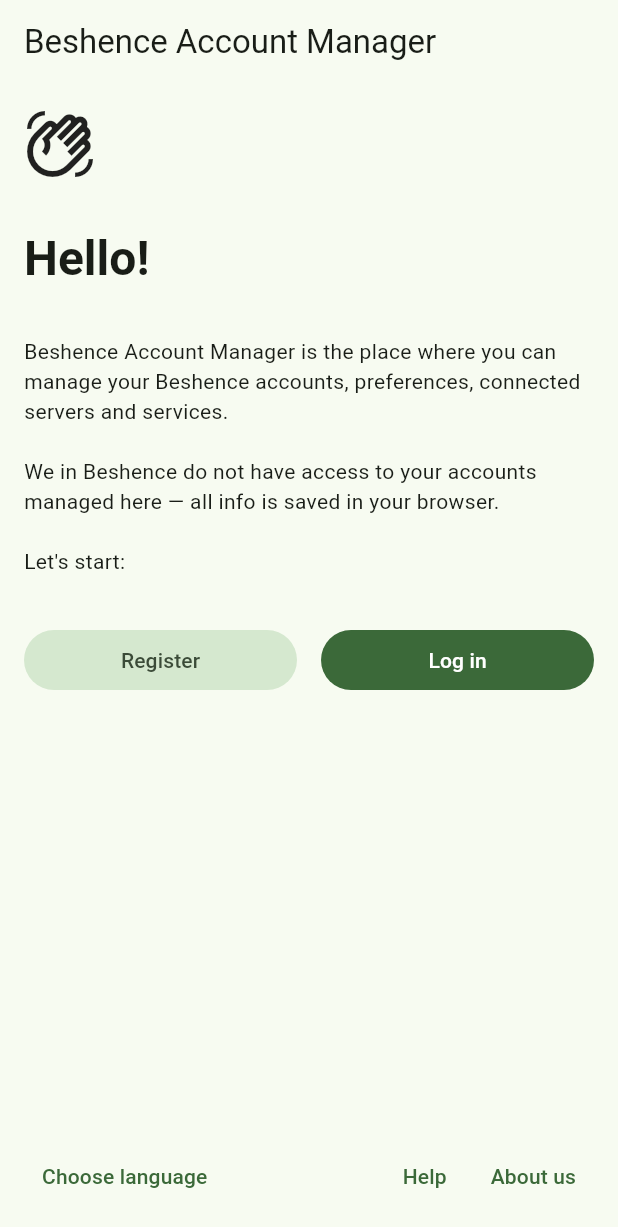
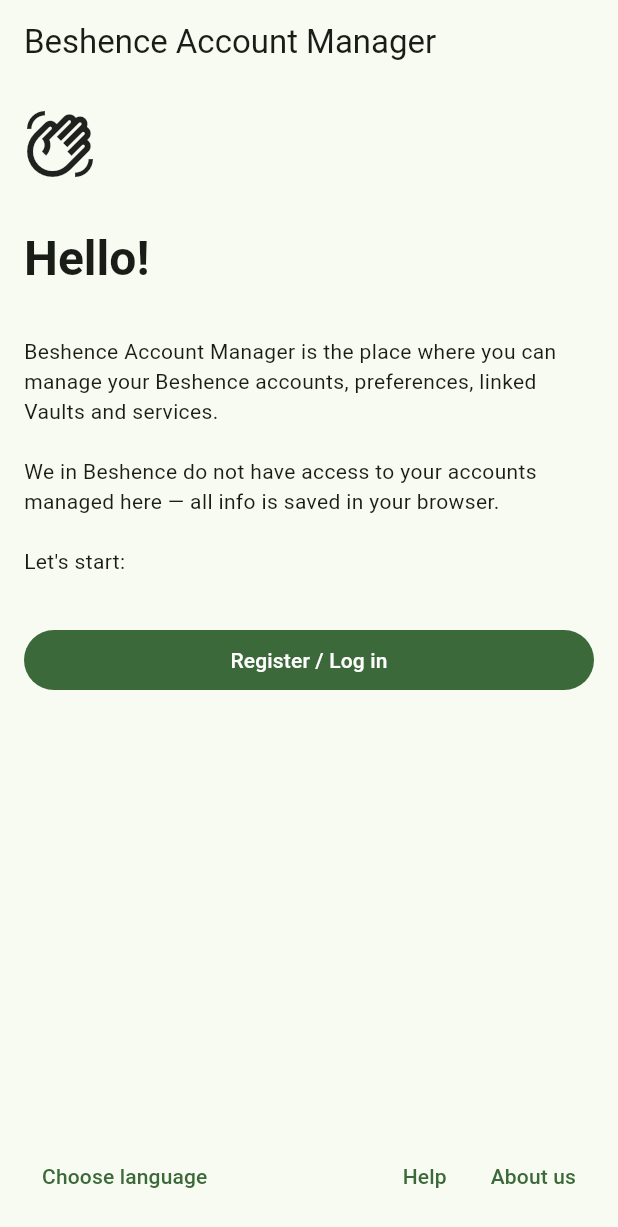
Before and after one commit to vyacheslavbytsko/Account-Manager, a Flutter app: the screen it shows after launch, on a phone screen of 412 x 824 dp. Shown: the top 1227 px of the screen. Run offline on Flutter 3.47's test engine with Material 3 defaults, Android fonts, the light colour scheme and no system bars; drawn by our look-alikes of dynamic_color; our stand-ins replace go_router.

Commit message:
i did something

```diff
--- a/lib/main.dart
+++ b/lib/main.dart
@@ -1,5 +1,7 @@
-import 'package:beshence_account_manager/screens/enroll_screen.dart';
-import 'package:beshence_account_manager/screens/redirect_screen.dart';
+import 'package:beshence_account_manager/screens/choose_vault_screen.dart';
+import 'package:beshence_account_manager/screens/add_account_screen.dart';
+import 'package:beshence_account_manager/screens/welcome_screen.dart';
+import 'package:beshence_account_manager/screens/main_screen.dart';
 import 'package:dynamic_color/dynamic_color.dart';
 import 'package:flutter/material.dart';
 import 'package:go_router/go_router.dart';
@@ -12,25 +14,24 @@
 GoRouter router = GoRouter(
   initialLocation: "/",
   routes: [
-    GoRoute(path: "/", builder: (context, state) => const RedirectScreen()),
     GoRoute(
-      path: "/enroll",
-      builder: (context, state) => const EnrollScreen(),
-      routes: [
-        /*GoRoute(
-            path: 'note/:noteId',
-            builder: (BuildContext context, GoRouterState state) {
-              return NoteScreen(note: notesBox.getNote(state.pathParameters["noteId"]!)!);
-            },
-          ),
+        path: "/",
+        builder: (context, state) => const MainScreen()
+    ),
+    GoRoute(
+      path: "/welcome",
+      builder: (context, state) => const WelcomeScreen(),
+    ),
+    GoRoute(
+        path: "/addAccount",
+        builder: (context, state) => AddAccountScreen(),
+        routes: [
           GoRoute(
-              path: "settings",
-              builder: (BuildContext context, GoRouterState state) {
-                return SettingsScreen();
-              }
-          )*/
-      ],
-    ),
+            path: "/chooseVault",
+            builder: (context, state) => const ChooseVaultScreen(),
+          )
+        ]
+    )
   ],
 );
 
@@ -56,12 +57,12 @@
           theme: ThemeData(
             colorScheme: lightColorScheme,
             appBarTheme: AppBarTheme(backgroundColor: lightColorScheme.surface),
-            bottomAppBarTheme: BottomAppBarTheme(color: Colors.transparent),
+            bottomAppBarTheme: BottomAppBarTheme(color: lightColorScheme.surface),
           ),
           darkTheme: ThemeData(
             colorScheme: darkColorScheme,
             appBarTheme: AppBarTheme(backgroundColor: darkColorScheme.surface),
-            bottomAppBarTheme: BottomAppBarTheme(color: Colors.transparent),
+            bottomAppBarTheme: BottomAppBarTheme(color: darkColorScheme.surface),
           ),
           themeMode: ThemeMode.system,
         );
--- a/lib/screens/enroll_screen.dart
+++ b/lib/screens/add_account_screen.dart
@@ -1,9 +1,10 @@
 import 'package:flutter/material.dart';
+import 'package:go_router/go_router.dart';
 
-import '../misc.dart';
+import '../../misc.dart';
 
-class EnrollScreen extends StatelessWidget {
-  const EnrollScreen({super.key});
+class AddAccountScreen extends StatelessWidget {
+  const AddAccountScreen({super.key});
 
   @override
   Widget build(BuildContext context) {
@@ -21,45 +22,44 @@
         ),
         body: CenteredWidget(
           debugChild: Text(
-            "Debug: This page shows up when there are "
-                "no account records in browser storage.",
+            "Debug: This internal page lets user choose where to go - register/log in or go home. It is unexpected for user to see this page.",
             style: TextStyle(color: Colors.red),),
           child: Column(
             crossAxisAlignment: CrossAxisAlignment.start,
             children: <Widget>[
-              Icon(Icons.waving_hand_outlined, size: 48),
+              Icon(Icons.person_add_alt_outlined, size: 48),
               SizedBox(height: 32),
               Text(
-                "Hello!",
+                "Add account",
                 style: Theme.of(context).textTheme.headlineLarge
                     ?.copyWith(fontWeight: FontWeight.bold),
               ),
               SizedBox(height: 32),
-              Text("Beshence Account Manager is the place "
-                  "where you can manage your Beshence accounts, "
-                  "preferences, connected servers and services.\n\n"
-                  "We in Beshence do not have access to your "
-                  "accounts managed here — all info is saved "
-                  "in your browser.\n\nLet's start:"),
+              Text("To add account to the Manager, you need to choose Vault and then register/log in."),
+              SizedBox(height: 32),
+              Row(
+                children: [
+                  Expanded(
+                    child: FilledButton(
+                      onPressed: () => context.push("/addAccount/chooseVault"),
+                      child: Text("Choose Vault"),
+                    ),
+                  ),
+                ],
+              ),
+              SizedBox(height: 32,),
+              Text("Or you can go to the main screen."),
               SizedBox(height: 32,),
               Row(
                 children: [
                   Expanded(
                     child: FilledButton.tonal(
-                      onPressed: () => {},
-                      child: Text("Register"),
-                    ),
-                  ),
-                  SizedBox(width: 16),
-                  Expanded(
-                    child: FilledButton(
-                      onPressed: () => {},
-                      child: Text("Log in"),
+                      onPressed: () => context.replace("/"),
+                      child: Text("Go home"),
                     ),
                   ),
                 ],
               ),
-              SizedBox(height: 32,)
             ],
           ),
         )
--- a/lib/screens/redirect_screen.dart
+++ b/lib/screens/main_screen.dart
@@ -1,13 +1,13 @@
 import 'package:flutter/material.dart';
 import 'package:go_router/go_router.dart';
 
-class RedirectScreen extends StatelessWidget {
-  const RedirectScreen({super.key});
+class MainScreen extends StatelessWidget {
+  const MainScreen({super.key});
 
   @override
   Widget build(BuildContext context) {
     WidgetsBinding.instance.addPostFrameCallback((_) {
-      context.replace('/enroll');
+      context.replace('/welcome');
     });
 
     return Scaffold(body: Center(child: CircularProgressIndicator()));
--- /dev/null
+++ b/lib/screens/welcome_screen.dart
@@ -0,0 +1,61 @@
+import 'package:flutter/material.dart';
+import 'package:go_router/go_router.dart';
+
+import '../misc.dart';
+
+class WelcomeScreen extends StatelessWidget {
+  const WelcomeScreen({super.key});
+
+  @override
+  Widget build(BuildContext context) {
+    return Scaffold(
+        appBar: AppBar(title: Text("Beshence Account Manager")),
+        bottomNavigationBar: BottomAppBar(
+          child: Row(
+            children: [
+              TextButton(onPressed: () => {}, child: Text("Choose language")),
+              Expanded(child: SizedBox.shrink()),
+              TextButton(onPressed: () => {}, child: Text("Help")),
+              TextButton(onPressed: () => {}, child: Text("About us")),
+            ],
+          ),
+        ),
+        body: CenteredWidget(
+          debugChild: Text(
+            "Debug: This page shows up when there are "
+                "no account records in browser storage.",
+            style: TextStyle(color: Colors.red),),
+          child: Column(
+            crossAxisAlignment: CrossAxisAlignment.start,
+            children: <Widget>[
+              Icon(Icons.waving_hand_outlined, size: 48),
+              SizedBox(height: 32),
+              Text(
+                "Hello!",
+                style: Theme.of(context).textTheme.headlineLarge
+                    ?.copyWith(fontWeight: FontWeight.bold),
+              ),
+              SizedBox(height: 32),
+              Text("Beshence Account Manager is the place "
+                  "where you can manage your Beshence accounts, "
+                  "preferences, linked Vaults and services.\n\n"
+                  "We in Beshence do not have access to your "
+                  "accounts managed here — all info is saved "
+                  "in your browser.\n\nLet's start:"),
+              SizedBox(height: 32,),
+              Row(
+                children: [
+                  Expanded(
+                    child: FilledButton(
+                      onPressed: () => context.push("/addAccount/chooseVault"),
+                      child: Text("Register / Log in"),
+                    ),
+                  ),
+                ],
+              ),
+            ],
+          ),
+        )
+    );
+  }
+}
```
Also changed, not shown: lib/screens/choose_vault_screen.dart (added, +87 -0 lines).
